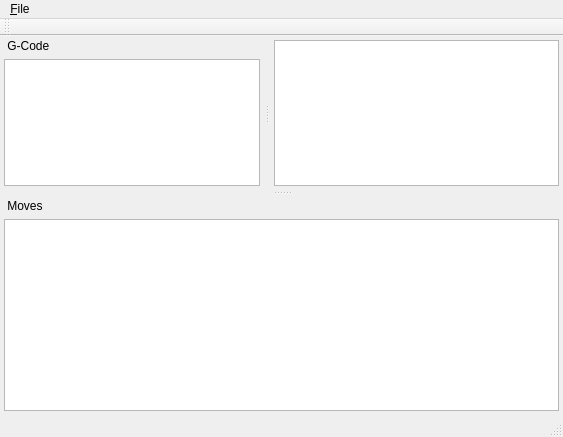
The window that mainwindow.ui (shvbox/g-pad) describes before a commit, drawn with Qt 5.
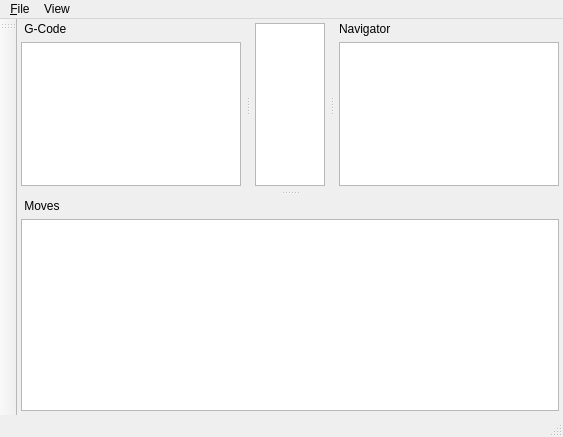
The same window after the commit. Custom widgets are drawn as their Qt base class.

The edit to the form file:
```diff
--- a/mainwindow.ui
+++ b/mainwindow.ui
@@ -74,14 +74,21 @@
     <addaction name="actionClose"/>
     <addaction name="actionQuit"/>
    </widget>
+   <widget class="QMenu" name="menuView">
+    <property name="title">
+     <string>View</string>
+    </property>
+    <addaction name="actionFIlter"/>
+   </widget>
    <addaction name="menuG_pad"/>
+   <addaction name="menuView"/>
   </widget>
   <widget class="QToolBar" name="mainToolBar">
    <attribute name="toolBarArea">
-    <enum>TopToolBarArea</enum>
+    <enum>LeftToolBarArea</enum>
    </attribute>
    <attribute name="toolBarBreak">
-    <bool>false</bool>
+    <bool>true</bool>
    </attribute>
   </widget>
   <widget class="QStatusBar" name="statusBar"/>
@@ -193,7 +200,7 @@
       <verstretch>0</verstretch>
      </sizepolicy>
     </property>
-    <layout class="QHBoxLayout" name="horizontalLayout_2">
+    <layout class="QVBoxLayout" name="verticalLayout">
      <property name="spacing">
       <number>0</number>
      </property>
@@ -230,6 +237,55 @@
     </layout>
    </widget>
   </widget>
+  <widget class="QDockWidget" name="navigatorWidget">
+   <property name="features">
+    <set>QDockWidget::DockWidgetMovable</set>
+   </property>
+   <property name="windowTitle">
+    <string>Navigator</string>
+   </property>
+   <attribute name="dockWidgetArea">
+    <number>2</number>
+   </attribute>
+   <widget class="QWidget" name="dockWidgetContents3">
+    <layout class="QHBoxLayout" name="horizontalLayout_4">
+     <property name="spacing">
+      <number>0</number>
+     </property>
+     <property name="leftMargin">
+      <number>4</number>
+     </property>
+     <property name="topMargin">
+      <number>4</number>
+     </property>
+     <property name="rightMargin">
+      <number>4</number>
+     </property>
+     <property name="bottomMargin">
+      <number>4</number>
+     </property>
+     <item>
+      <widget class="QTreeView" name="navigatorView">
+       <property name="font">
+        <font>
+         <family>Ubuntu Mono</family>
+         <pointsize>12</pointsize>
+        </font>
+       </property>
+       <property name="lineWidth">
+        <number>1</number>
+       </property>
+       <property name="autoScroll">
+        <bool>false</bool>
+       </property>
+       <property name="selectionBehavior">
+        <enum>QAbstractItemView::SelectItems</enum>
+       </property>
+      </widget>
+     </item>
+    </layout>
+   </widget>
+  </widget>
   <action name="actionOpen">
    <property name="text">
     <string>&amp;Open...</string>
```
Left out of the diff: 5 changed lines with no effect on the pictures.
